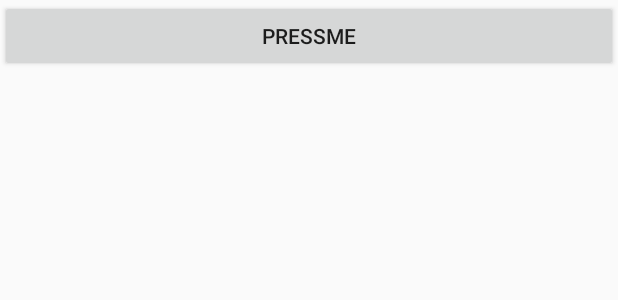
After one commit to MiroHann/R8_KotlinHarjoitustyo, an Android app built with Jetpack Compose: the layout mainmenu_layout.xml on its own in the app's theme, with its tools: preview values and no code run, on a phone screen of 412 x 824 dp. The commit adds this screen. Shown: the top 300 px of the screen. Run offline under Robolectric (Android 15) with nearby library versions, the phone set to English and light mode, and no system bars.

Commit message:
Created a new activity that can be accessed with a debug button

```diff
--- a/app/build.gradle.kts
+++ b/app/build.gradle.kts
@@ -59,6 +59,9 @@ dependencies {
     implementation("androidx.compose.ui:ui-graphics")
     implementation("androidx.compose.ui:ui-tooling-preview")
     implementation("androidx.compose.material3:material3")
+    implementation("androidx.appcompat:appcompat:1.6.1")
+    implementation("com.google.android.material:material:1.9.0")
+    implementation("androidx.constraintlayout:constraintlayout:2.1.4")
     testImplementation("junit:junit:4.13.2")
     androidTestImplementation("androidx.test.ext:junit:1.1.5")
     androidTestImplementation("androidx.test.espresso:espresso-core:3.5.1")
--- a/app/src/main/AndroidManifest.xml
+++ b/app/src/main/AndroidManifest.xml
@@ -13,6 +13,11 @@
         android:theme="@style/Theme.APIParser"
         tools:targetApi="31">
         <activity
+            android:name=".Recipe"
+            android:exported="false"
+            android:theme="@style/Theme.AppCompat.Light"
+            />
+        <activity
             android:name=".MainActivity"
             android:exported="true"
             android:label="@string/app_name"
--- a/app/src/main/java/com/example/apiparser/ui/theme/Theme.kt
+++ b/app/src/main/java/com/example/apiparser/ui/theme/Theme.kt
@@ -49,7 +49,6 @@ fun APIParserTheme(
         val context = LocalContext.current
         if (darkTheme) dynamicDarkColorScheme(context) else dynamicLightColorScheme(context)
       }
-
       darkTheme -> DarkColorScheme
       else -> LightColorScheme
     }
--- /dev/null
+++ b/app/src/main/res/layout/mainmenu_layout.xml
@@ -0,0 +1,12 @@
+<?xml version="1.0" encoding="utf-8"?>
+<LinearLayout xmlns:android="http://schemas.android.com/apk/res/android"
+    android:orientation="vertical"
+    android:layout_width="match_parent"
+    android:layout_height="match_parent">
+
+    <Button
+        android:id="@+id/buttonWindow"
+        android:layout_width="match_parent"
+        android:layout_height="wrap_content"
+        android:text="@string/pressme" />
+</LinearLayout>
--- a/app/src/main/res/values/strings.xml
+++ b/app/src/main/res/values/strings.xml
@@ -1,3 +1,4 @@
 <resources>
     <string name="app_name">APIParser</string>
+    <string name="pressme">Pressme</string>
 </resources>
--- a/app/src/main/res/values/themes.xml
+++ b/app/src/main/res/values/themes.xml
@@ -1,5 +1,4 @@
 <?xml version="1.0" encoding="utf-8"?>
 <resources>
-
     <style name="Theme.APIParser" parent="android:Theme.Material.Light.NoActionBar" />
 </resources>
```
Also changed, not shown: app/src/main/java/com/example/apiparser/MainActivity.kt (+10 -15 lines), app/src/main/java/com/example/apiparser/recipe.kt (added, +13 -0 lines), app/src/main/res/layout/recipe.xml (added, +25 -0 lines), 2 other files. Lines whose indentation alone changed are shown as unchanged.
